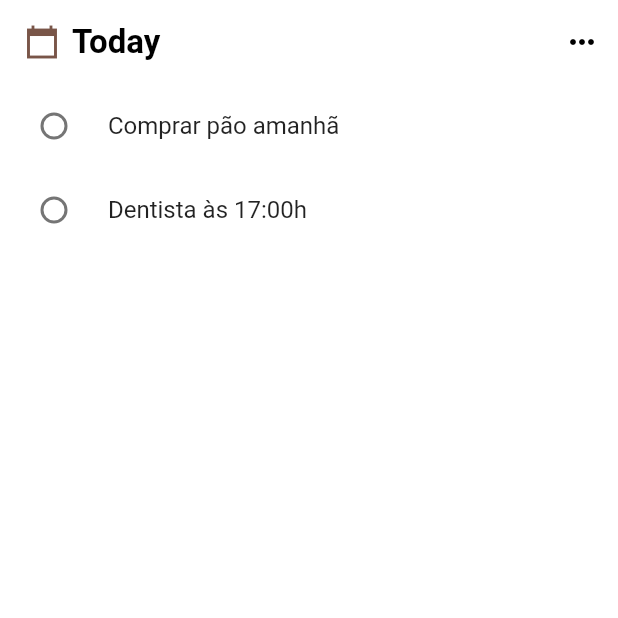
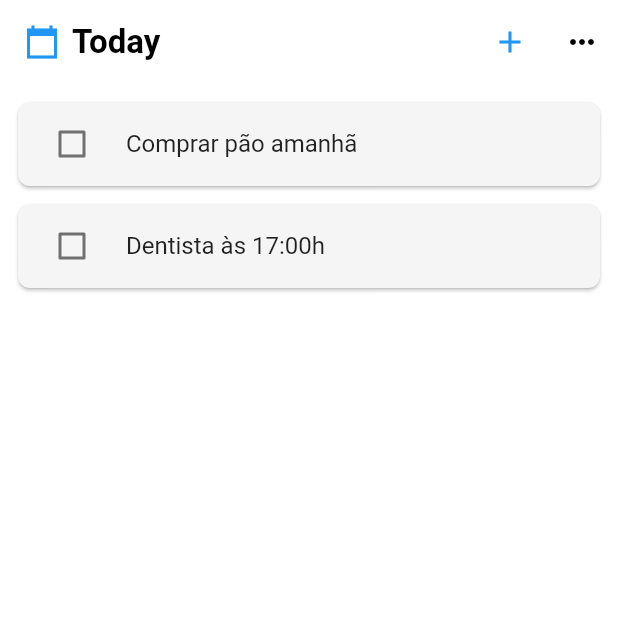
Before and after one commit to Matheus-Mongin/todoAppTest, a Flutter app: the screen it shows after launch, on a phone screen of 412 x 824 dp, the top half of it. Run offline on Flutter 3.47's test engine with Material 2 defaults, Android fonts, the phone set to English and light mode, and no system bars.

Commit message:
corrigindo gerancimento de estados da lista e adicionando outros detalhes aos itens quando selecionados ou não

```diff
--- a/lib/Views/home_page_view/home_page_controller.dart
+++ b/lib/Views/home_page_view/home_page_controller.dart
@@ -1,15 +1,34 @@
 import 'package:flutter/material.dart';
 import 'package:todo_app/Models/todo_model.dart';
 
-class HomePageController {
-  late ValueNotifier<bool> hasTodo = ValueNotifier(false);
+class HomePageController extends ChangeNotifier {
+  ValueNotifier<List<TodoModel>?> todos = ValueNotifier(null);
+  ValueNotifier<List<TodoModel>?> selecionados = ValueNotifier([]);
 
-  Future<List<TodoModel>> loadTodosList() async {
-    final todos = [
+  Future<List<TodoModel>?> loadTodosList() async {
+    todos.value = [
       TodoModel(title: 'Comprar pão amanhã', isChecked: false),
       TodoModel(title: 'Dentista às 17:00h', isChecked: false)
     ];
 
-    return Future.delayed(const Duration(seconds: 2)).then((value) => todos);
+    selecionados.value = todos.value;
+    return Future.delayed(const Duration(seconds: 0))
+        .then((value) => todos.value);
+  }
+
+  void addNewTodo() {
+    todos.value?.add(TodoModel(title: "Lorem Ipsum", isChecked: false));
+    selecionados.value = todos.value;
+    selecionados.notifyListeners();
+  }
+
+  void updateTodo({bool? isChecked = false, required TodoModel? todo}) {
+    if (todo != null) {
+      final ind = todos.value?.indexOf(todo);
+      if (ind != null && isChecked != null) {
+        todos.value?[ind].isChecked = isChecked;
+      }
+    }
+    selecionados.notifyListeners();
   }
 }
--- a/lib/Views/home_page_view/home_page_view.dart
+++ b/lib/Views/home_page_view/home_page_view.dart
@@ -2,27 +2,22 @@ import 'package:flutter/material.dart';
 import 'package:todo_app/Models/todo_model.dart';
 import 'package:todo_app/Views/home_page_view/home_page_controller.dart';
 
-class HomePageView extends StatefulWidget {
+import 'widgets/todo_card_list_widget.dart';
+
+class HomePageView extends StatelessWidget {
   const HomePageView({super.key});
 
   @override
-  State<HomePageView> createState() => _HomePageViewState();
-}
-
-class _HomePageViewState extends State<HomePageView> {
-  @override
   Widget build(BuildContext context) {
-    final randomColor = getRandomColorForIcon()[0];
     final controller = HomePageController();
-    ValueNotifier<TodoModel?> selecionado = ValueNotifier(null);
     return Scaffold(
       appBar: AppBar(
         elevation: 0,
         title: Row(
-          children: [
-            Icon(Icons.calendar_today_sharp, color: randomColor),
-            const SizedBox(width: 8),
-            const Text(
+          children: const [
+            Icon(Icons.calendar_today_sharp),
+            SizedBox(width: 8),
+            Text(
               "Today",
               style: TextStyle(
                   color: Colors.black,
@@ -32,6 +27,7 @@ class _HomePageViewState extends State<HomePageView> {
           ],
         ),
         actions: [
+          addTodoButton(controller: controller),
           PopupMenuButton(
             position: PopupMenuPosition.under,
             elevation: 1.5,
@@ -60,37 +56,27 @@ class _HomePageViewState extends State<HomePageView> {
           )
         ],
       ),
-      body: FutureBuilder<List<TodoModel>>(
+      body: FutureBuilder<List<TodoModel>?>(
           future: controller.loadTodosList(),
           builder: (_, snapshot) {
             if (snapshot.connectionState == ConnectionState.waiting) {
               return Center(
                 child: Column(
                   mainAxisAlignment: MainAxisAlignment.center,
-                  children: [
-                    CircularProgressIndicator(color: randomColor),
-                    const SizedBox(height: 6),
-                    const Text("Carregando sua lista de tarefas...")
+                  children: const [
+                    CircularProgressIndicator(),
+                    SizedBox(height: 6),
+                    Text("Carregando sua lista de tarefas...")
                   ],
                 ),
               );
             } else if (snapshot.connectionState == ConnectionState.done &&
                 snapshot.hasData &&
                 snapshot.data?.isNotEmpty == true) {
-              return Center(
-                child: ListView.builder(
-                  itemCount: snapshot.data?.length,
-                  itemBuilder: (__, index) => ValueListenableBuilder<TodoModel?>(
-                    valueListenable: selecionado,
-                    builder: (_, TodoModel? todo, __) {
-                      return RadioListTile<TodoModel?>(
-                          toggleable: true,
-                          value: snapshot.data?[index],
-                          groupValue: selecionado.value,
-                          title: Text('${snapshot.data?[index].title}'),
-                          onChanged: (value) => selecionado.value = value);
-                    },
-                  ),
+              return ValueListenableBuilder(
+                valueListenable: controller.todos,
+                builder: (_, __, ___) => TodoCardListWidget(
+                  controller: controller,
                 ),
               );
             }
@@ -99,13 +85,7 @@ class _HomePageViewState extends State<HomePageView> {
                 mainAxisAlignment: MainAxisAlignment.center,
                 children: [
                   const Text('Você não tem tarefas criadas. Vamos criar uma?'),
-                  ElevatedButton.icon(
-                      style: ButtonStyle(
-                          backgroundColor:
-                              MaterialStateProperty.all(randomColor)),
-                      onPressed: () {},
-                      label: const Text("Criar nova tarefa"),
-                      icon: const Icon(Icons.add)),
+                  addTodoButton(controller: controller),
                 ],
               ),
             );
@@ -113,21 +93,10 @@ class _HomePageViewState extends State<HomePageView> {
     );
   }
 
-  List<Color> getRandomColorForIcon() {
-    List<Color> colors = [
-      Colors.blue,
-      Colors.brown,
-      Colors.cyan,
-      Colors.deepOrange,
-      Colors.deepPurple,
-      Colors.purple,
-      Colors.green,
-      Colors.indigo,
-      Colors.red,
-      Colors.teal,
-      Colors.pink,
-    ];
-    colors.shuffle();
-    return colors;
+  IconButton addTodoButton({required HomePageController controller}) {
+    return IconButton(
+      onPressed: () => controller.addNewTodo(),
+      icon: const Icon(Icons.add),
+    );
   }
 }
--- /dev/null
+++ b/lib/Views/home_page_view/widgets/todo_card_list_widget.dart
@@ -0,0 +1,48 @@
+import 'package:flutter/material.dart';
+import 'package:todo_app/Views/home_page_view/home_page_controller.dart';
+
+import '../../../Models/todo_model.dart';
+
+class TodoCardListWidget extends StatelessWidget {
+  final HomePageController controller;
+
+  const TodoCardListWidget({super.key, required this.controller});
+
+  @override
+  Widget build(BuildContext context) {
+    return Padding(
+      padding: const EdgeInsets.all(12.0),
+      child: Center(
+        child: ValueListenableBuilder<List<TodoModel>?>(
+          valueListenable: controller.selecionados,
+          builder: (_, List<TodoModel>? todo, __) => ListView.builder(
+            itemCount: controller.todos.value?.length,
+            itemBuilder: (context, index) => Card(
+              margin: const EdgeInsets.only(bottom: 12),
+              color: Colors.grey[100],
+              shape: const RoundedRectangleBorder(
+                borderRadius: BorderRadius.all(
+                  Radius.circular(8),
+                ),
+              ),
+              child: CheckboxListTile(
+                controlAffinity: ListTileControlAffinity.leading,
+                title: Text(
+                  '${controller.selecionados.value?[index].title}',
+                  style: TextStyle(
+                      decoration:
+                          controller.selecionados.value?[index].isChecked == true
+                              ? TextDecoration.lineThrough
+                              : TextDecoration.none),
+                ),
+                value: controller.selecionados.value?[index].isChecked,
+                onChanged: (val) => controller.updateTodo(
+                    todo: controller.selecionados.value?[index], isChecked: val),
+              ),
+            ),
+          ),
+        ),
+      ),
+    );
+  }
+}
--- a/lib/main.dart
+++ b/lib/main.dart
@@ -12,11 +12,15 @@ class MyApp extends StatelessWidget {
 
   @override
   Widget build(BuildContext context) {
+    const iconTheme = IconThemeData(color: Colors.blue);
     return MaterialApp(
-      home: const HomePageView(),
+      home: HomePageView(),
       theme: ThemeData(
+        primaryIconTheme: iconTheme,
         backgroundColor: const Color(0xFFFFFFFF),
         appBarTheme: const AppBarTheme(
+          iconTheme: iconTheme,
+          actionsIconTheme: iconTheme,
           backgroundColor: Color(0xFFFFFFFF),
         ),
         scaffoldBackgroundColor: const Color(0xFFFFFFFF),
```
